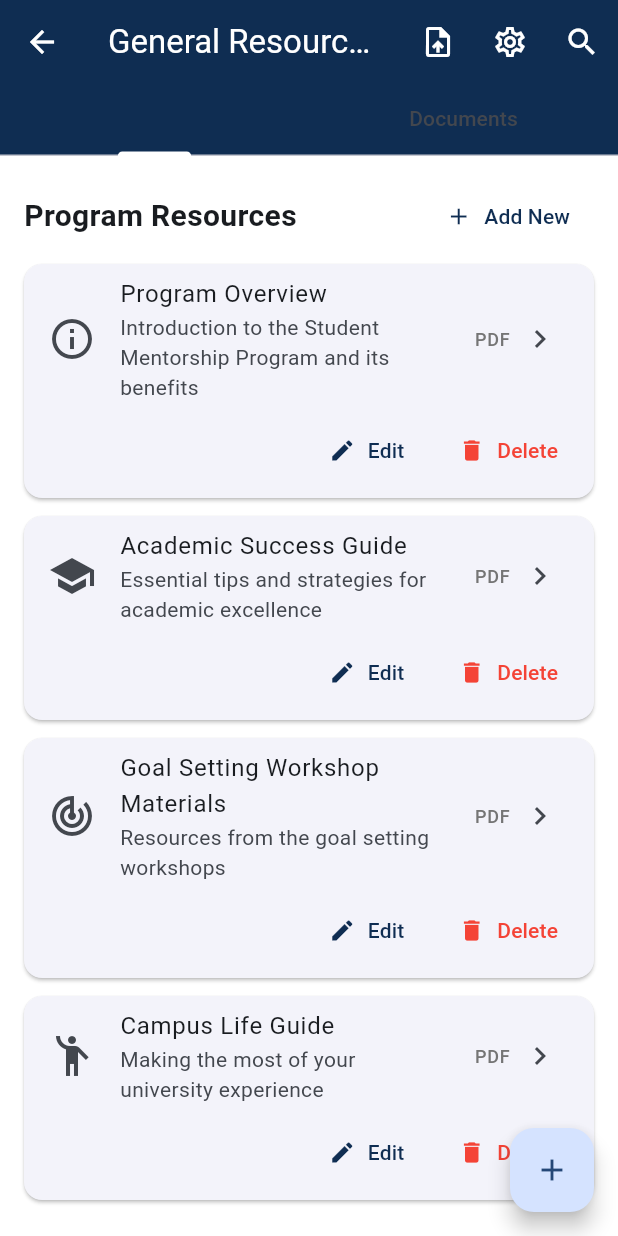
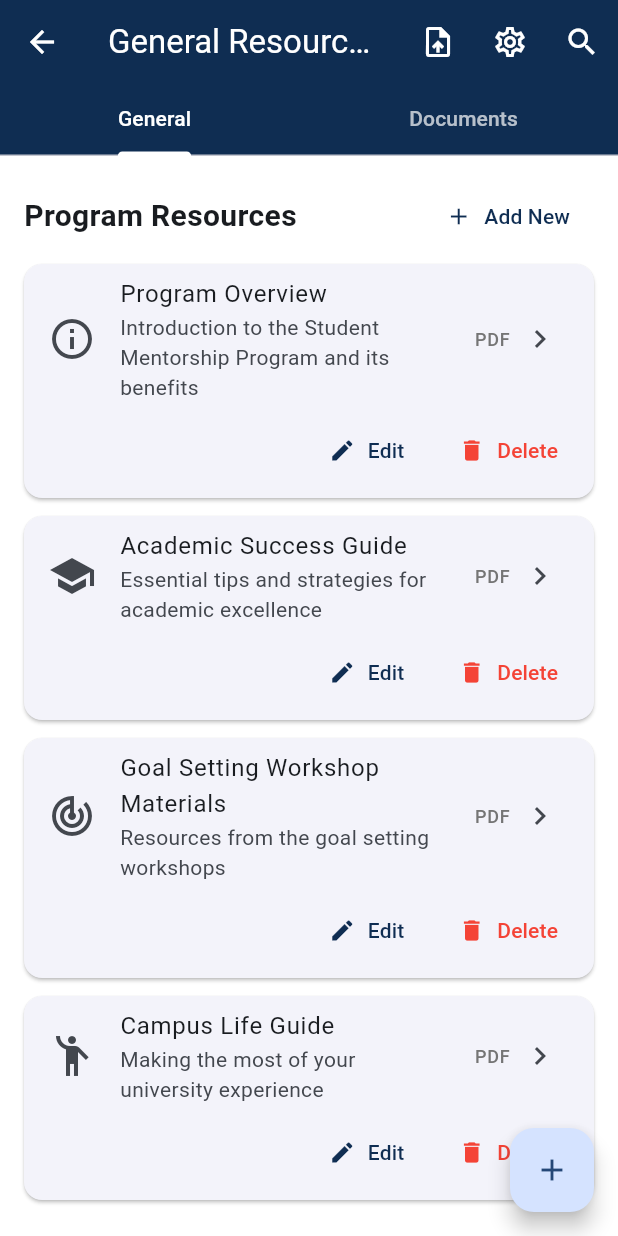
Before and after one commit to GemGreenPokemon/SMP_Mentor_Mentee_Mobile_App, a Flutter app: the ResourceHubScreen screen opened directly, on a phone screen of 412 x 824 dp. Run offline on Flutter 3.47's test engine with Material 3 defaults, Android fonts, the phone set to English and light mode, and no system bars; our stand-ins replace share_plus.

Commit message:
Fixed the tab bar disappering when navigating to it

```diff
--- a/lib/screens/resource_hub_screen.dart
+++ b/lib/screens/resource_hub_screen.dart
@@ -45,6 +45,8 @@ class _ResourceHubScreenState extends State<ResourceHubScreen> with SingleTicker
           title: Text(_tabTitles[_tabController.index]),
           bottom: TabBar(
             controller: _tabController,
+            labelColor: Colors.white,
+            unselectedLabelColor: Colors.white70,
             tabs: const [
               Tab(text: 'General'),
               Tab(text: 'Documents'),
```
Also changed, not shown: lib/screens/progress_reports_screen.dart (+10 -0 lines).
